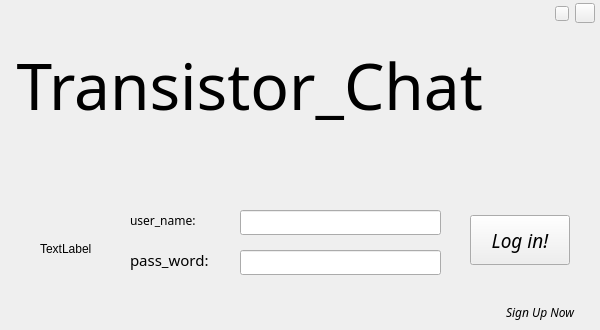
First picture: the form in client/mainwindow.ui, repository Yunzhenli/transistor_chat, before the edit.
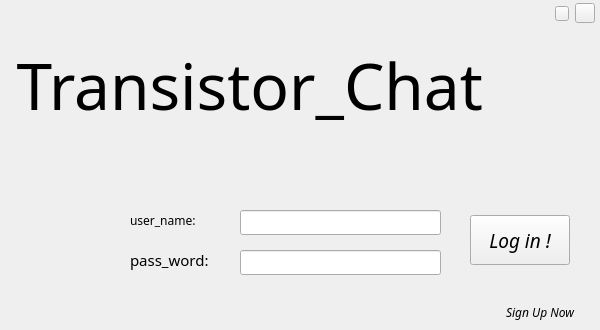
Second picture: the form after the edit. Icons and pictures are not drawn.

Commit message: modified:   client/main.cpp 	modified:   client/mainwindow.cpp 	modified:   client/mainwindow.h 	modified:   client/mainwindow.ui 	modified:   client/transistor_chat_client.pro

What changed in the file:
```diff
--- a/client/mainwindow.ui
+++ b/client/mainwindow.ui
@@ -179,7 +179,7 @@
 QPushButton:pressed{border-image: url(:/icons/button/Buttons_hover.jpg);}  </string>
     </property>
     <property name="text">
-     <string>Log in!</string>
+     <string>Log in !</string>
     </property>
    </widget>
    <widget class="QPushButton" name="Sign_up">
@@ -208,14 +208,18 @@
    <widget class="QLabel" name="label_3">
     <property name="geometry">
      <rect>
-      <x>40</x>
-      <y>240</y>
-      <width>67</width>
-      <height>17</height>
+      <x>30</x>
+      <y>210</y>
+      <width>70</width>
+      <height>70</height>
      </rect>
     </property>
+    <property name="styleSheet">
+     <string notr="true">border-image: url(:/icons/setting/setting_default.png);
+border-top-color: rgb(0, 0, 0);</string>
+    </property>
     <property name="text">
-     <string>TextLabel</string>
+     <string/>
     </property>
    </widget>
    <zorder>tpc</zorder>
```
Left out of the diff: 4 changed lines with no effect on the pictures. The commit also changes 6 other files.
